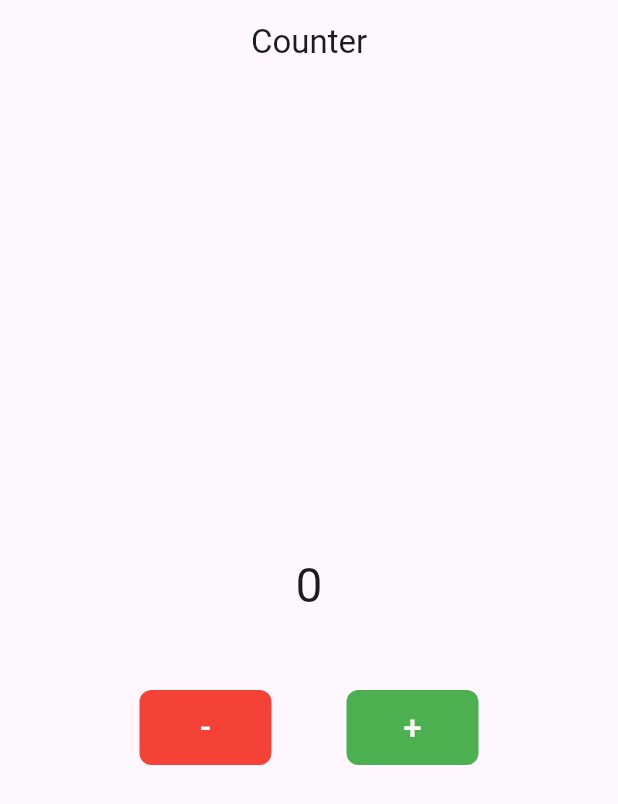
After one commit to codewithmujab/flutter_login_register, a Flutter app: the screen it shows after launch, on a phone screen of 412 x 824 dp. The commit adds this screen. Shown: the top 804 px of the screen. Run offline on Flutter 3.47's test engine with Material 3 defaults, Android fonts, the phone set to English and light mode, and no system bars; our stand-ins replace flutter_bloc.

Commit message:
update bloc counter

```diff
--- /dev/null
+++ b/lib/bloc/counter_bloc.dart
@@ -0,0 +1,27 @@
+//berisi logika bisnis aplikasi Flutter.
+//Ini menangani peristiwa yang dipicu oleh pengguna dan memperbarui statusnya
+
+import 'package:flutter_bloc/flutter_bloc.dart';
+import 'package:flutter_login_register/bloc/counter_event.dart';
+import 'package:flutter_login_register/bloc/counter_state.dart';
+
+class CounterBloc extends Bloc<CounterEvent, CounterStates> {
+  int counter = 0;
+
+  CounterBloc() : super(InitialState()) {
+    on<NumberIncreaseEvent>(onNumberIncrease);
+    on<NumberDecreaseEvent>(onNumberDecrease);
+  }
+
+  void onNumberIncrease(
+      NumberIncreaseEvent event, Emitter<CounterStates> emit) async {
+    counter = counter + 1;
+    emit(UpdateState(counter));
+  }
+
+  void onNumberDecrease(
+      NumberDecreaseEvent event, Emitter<CounterStates> emit) async {
+    counter = counter - 1;
+    emit(UpdateState(counter));
+  }
+}
--- /dev/null
+++ b/lib/bloc/counter_event.dart
@@ -0,0 +1,7 @@
+//berisi peristiwa yang dapat dipicu di aplikasi Flutter.
+
+class CounterEvent {}
+
+class NumberIncreaseEvent extends CounterEvent {}
+
+class NumberDecreaseEvent extends CounterEvent {}
--- /dev/null
+++ b/lib/bloc/counter_state.dart
@@ -0,0 +1,9 @@
+//berisi status aplikasi yang dapat berubah.
+class CounterStates {}
+
+class InitialState extends CounterStates {}
+
+class UpdateState extends CounterStates {
+  final int counter;
+  UpdateState(this.counter);
+}
--- /dev/null
+++ b/lib/counter_cubit.dart
@@ -0,0 +1,11 @@
+import 'package:flutter_bloc/flutter_bloc.dart';
+
+class CounterCubit extends Cubit<int> {
+  CounterCubit() : super(0);
+
+  //File ini mendefinisikan CounterCubit, yang merupakan perluasan dari Cubit .
+  //Ini mengatur keadaan counter kami.
+  //Status awal diatur ke 0, dengan fungsi kenaikan dan penurunan untuk memperbarui status.
+  void increment() => emit(state + 3);
+  void decrement() => emit(state - 1);
+}
--- a/lib/main.dart
+++ b/lib/main.dart
@@ -1,5 +1,10 @@
 import 'package:flutter/material.dart';
-import 'package:flutter_login_register/login_page.dart';
+import 'package:flutter_bloc/flutter_bloc.dart';
+import 'package:flutter_login_register/bloc/counter_bloc.dart';
+//import 'package:flutter_bloc/flutter_bloc.dart';
+//import 'package:flutter_login_register/counter_cubit.dart';
+//import 'package:flutter_login_register/counter_page.dart';
+import 'package:flutter_login_register/myhome_page.dart';
 
 void main() {
   runApp(const MyApp());
@@ -8,16 +13,53 @@ void main() {
 class MyApp extends StatelessWidget {
   const MyApp({super.key});
 
+  //CounterCubit disediakan untuk CounterPage menggunakan BlocProvider.
+  //Ini menyiapkan lingkungan untuk aplikasi penghitung kita.
   @override
   Widget build(BuildContext context) {
-    return MaterialApp(
+    return BlocProvider<CounterBloc>(
+      create: (context) => CounterBloc(),
+      child: MaterialApp(
         debugShowCheckedModeBanner: false,
-        title: 'Login Register',
+        title: 'Bloc',
         theme: ThemeData(
-          primarySwatch: Colors.blue,
-          // colorScheme: ColorScheme.fromSeed(seedColor: Colors.deepPurple),
-          // useMaterial3: true,
+          colorScheme: ColorScheme.fromSeed(seedColor: Colors.deepPurple),
+          useMaterial3: true,
         ),
-        home: const LoginPage());
+        home: const MyHomePage(),
+        // home: BlocProvider(
+        //   create: (_) => CounterCubit(),
+        //   child: const CounterPage(),
+        // ),
+      ),
+    );
   }
 }
+
+//Cara Kerja Pola BLoC:
+//Dimulai dengan interaksi pengguna, seperti penekanan tombol.
+//Interaksi ini mengirimkan acara ke BLoC.
+//BLoC memproses peristiwa tersebut dan menghasilkan keadaan baru.
+//UI mendengarkan BLoC dan memperbaruinya ketika status baru dikeluarkan.
+
+//Pola ini memastikan bahwa semua logika bisnis dipisahkan dari kode UI
+//BlocBuilder dan BlocProvider, untuk menghubungkan UI dengan logika BLoC
+//Misalnya, BlocBuilder adalah widget yang dibuat sendiri berdasarkan status BLoC terbaru.
+//Ia mendengarkan aliran status BLoC dan merender ulang setiap kali status berubah.
+
+//BlocProvider
+//BlocBuilder
+//Gunakan BlocBuilder saat Anda memerlukan UI untuk bereaksi terhadap perubahan status.
+//Untuk efek samping (seperti menampilkan dialog atau navigasi), gunakan BlocListener.
+
+//BlocListener
+//Terkadang, satu BLoC perlu bereaksi terhadap perubahan status di BLoC lain.
+//Hal ini dapat dicapai melalui komunikasi Blok-ke-Blok menggunakan BlocListener.
+//Anda dapat mendengarkan status BLoC dan menambahkan peristiwa ke BLoC lain berdasarkan status ini.
+
+//BlocConsumer
+
+//MultiBlocProvider
+//Dalam aplikasi besar, Anda mungkin perlu mengelola beberapa BLoC.
+//Flutter menyediakan MultiBlocProvider untuk memasukkan beberapa instance BLoC sekaligus.
+//Hal ini sangat berguna ketika berbagai bagian aplikasi Anda memerlukan akses ke BLoC yang berbeda.
--- /dev/null
+++ b/lib/myhome_page.dart
@@ -0,0 +1,83 @@
+import 'package:flutter/material.dart';
+import 'package:flutter_bloc/flutter_bloc.dart';
+import 'package:flutter_login_register/bloc/counter_bloc.dart';
+import 'package:flutter_login_register/bloc/counter_event.dart';
+import 'package:flutter_login_register/bloc/counter_state.dart';
+
+class MyHomePage extends StatelessWidget {
+  const MyHomePage({super.key});
+
+  @override
+  Widget build(BuildContext context) {
+    return Scaffold(
+      appBar: AppBar(
+        centerTitle: true,
+        title: const Text("Counter"),
+      ),
+      body: BlocBuilder<CounterBloc, CounterStates>(
+        builder: (context, state) {
+          if (state is InitialState) {
+            return _counter(context, 0);
+          }
+          if (state is UpdateState) {
+            return _counter(context, state.counter);
+          }
+          return Container();
+        },
+      ),
+    );
+  }
+}
+
+Widget _counter(BuildContext context, int counter) {
+  return Center(
+    child: Column(
+      mainAxisAlignment: MainAxisAlignment.center,
+      children: [
+        Text(
+          counter.toString(),
+          style: Theme.of(context).textTheme.headlineLarge,
+        ),
+        const SizedBox(
+          height: 50,
+        ),
+        Row(
+          mainAxisAlignment: MainAxisAlignment.center,
+          children: [
+            MaterialButton(
+              color: Colors.red,
+              elevation: 0.0,
+              height: 50,
+              shape: const RoundedRectangleBorder(
+                  borderRadius: BorderRadius.all(Radius.circular(8))),
+              child: const Text(
+                "-",
+                style: TextStyle(fontSize: 22, color: Colors.white),
+              ),
+              onPressed: () {
+                context.read<CounterBloc>().add(NumberDecreaseEvent());
+              },
+            ),
+            const SizedBox(
+              width: 50,
+            ),
+            MaterialButton(
+              color: Colors.green,
+              elevation: 0.0,
+              height: 50,
+              shape: const RoundedRectangleBorder(
+                  borderRadius: BorderRadius.all(Radius.circular(8))),
+              child: const Text(
+                "+",
+                style: TextStyle(fontSize: 22, color: Colors.white),
+              ),
+              onPressed: () {
+                context.read<CounterBloc>().add(NumberIncreaseEvent());
+              },
+            ),
+          ],
+        )
+      ],
+    ),
+  );
+}
```
Also changed, not shown: lib/counter_page.dart (added, +52 -0 lines), reference_.txt (+10 -0 lines), 1 other file.
